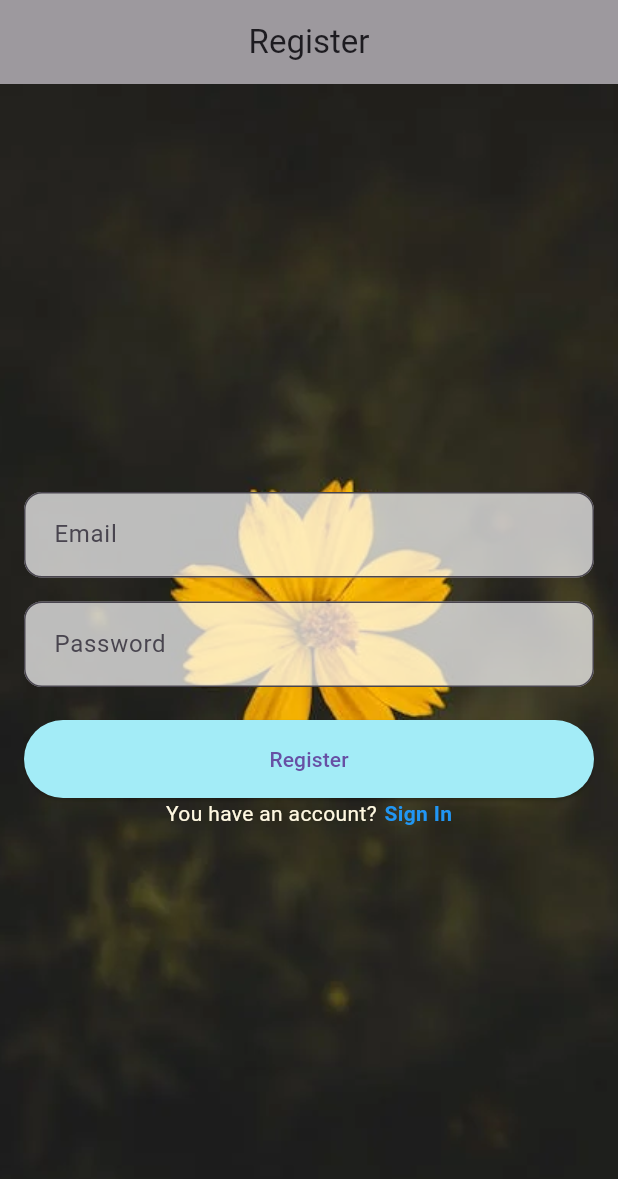
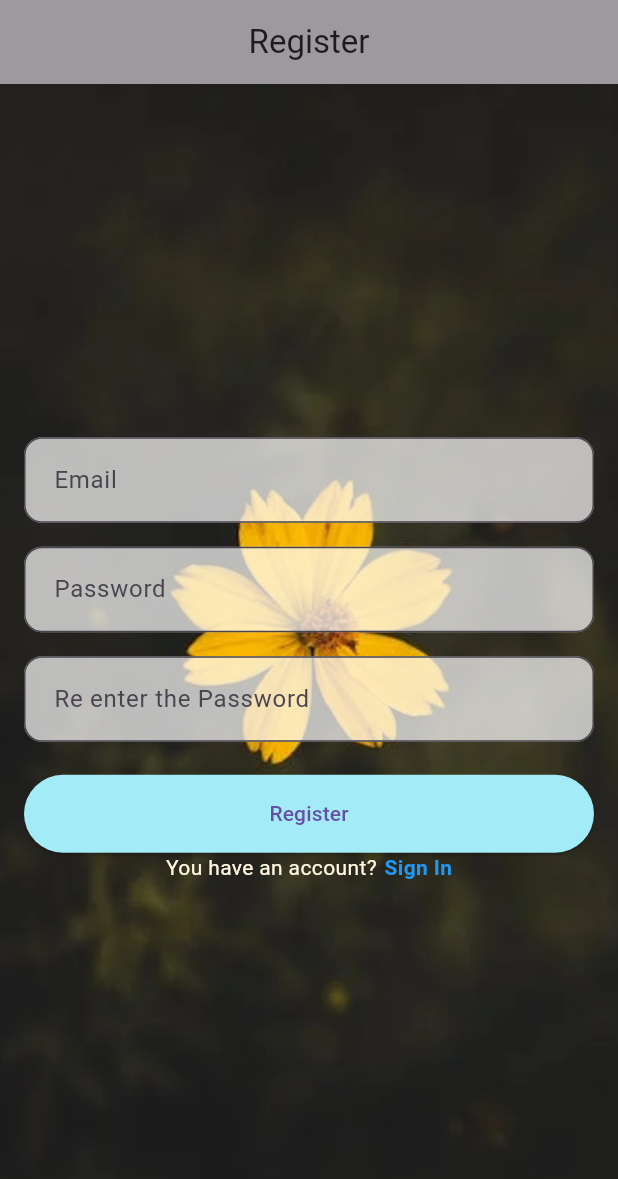
Before and after one commit to Sathiskumarssf/Socialmidia-app, a Flutter app: the screen it shows after launch, after a tap on "Login", after a tap on "Sign Up", on a phone screen of 412 x 824 dp. Shown: the top 1179 px of the screen. Run offline on Flutter 3.47's test engine with Material 3 defaults, Android fonts, the phone set to English and light mode, and no system bars; our stand-ins replace cloud_firestore, device_preview, firebase_auth, firebase_core, firebase_storage, image_picker; accounts and stored records are empty.

```diff
--- a/my_facebookapp/lib/pages/Login.dart
+++ b/my_facebookapp/lib/pages/Login.dart
@@ -1,8 +1,8 @@
 import 'package:flutter/material.dart';
 import 'package:device_preview/device_preview.dart';
 import 'package:flutter/widgets.dart';
+import 'package:firebase_auth/firebase_auth.dart';
 import 'Register.dart';
-
 
 class MyApp extends StatelessWidget {
   @override
@@ -11,7 +11,8 @@ class MyApp extends StatelessWidget {
       debugShowCheckedModeBanner: false,
       builder: DevicePreview.appBuilder, // Add the builder
       useInheritedMediaQuery: true, // Required to make it work
-      locale: DevicePreview.locale(context), // Add locale to support locale changes
+      locale:
+          DevicePreview.locale(context), // Add locale to support locale changes
       title: 'Flutter Demo',
       theme: ThemeData(
         primarySwatch: Colors.blue,
@@ -19,7 +20,7 @@ class MyApp extends StatelessWidget {
       initialRoute: '/',
       routes: {
         '/': (context) => Login(),
-        '/home': (context) => MyHomePage(),
+
       },
     );
   }
@@ -34,24 +35,29 @@ class _LoginScreenState extends State<Login> {
   final _formKey = GlobalKey<FormState>();
   final TextEditingController _emailController = TextEditingController();
   final TextEditingController _passwordController = TextEditingController();
+  final _auth = FirebaseAuth.instance;
 
-  void _login() {
+  Future<void> _login() async {
     if (_formKey.currentState!.validate()) {
       // Perform login action
-      final email = _emailController.text;
-      final password = _passwordController.text;
+      final email = _emailController.text.trim();
+      final password = _passwordController.text.trim();
+      try {
+        final user = await _auth.signInWithEmailAndPassword(
+            email: email, password: password);
+        if (user != null) {
+          Navigator.pushNamed(context, '/home');
+          print("suceess");
+        }
+      } catch (e) {
+        print(e);
+        ScaffoldMessenger.of(context).showSnackBar(
+        SnackBar(content: Text('Password incorrect',
+           style: TextStyle(color: Colors.red),
+        )),
 
-      // Placeholder for login logic
-      print('Email: $email');
-      print('Password: $password');
-
-      // Navigate to MyHomePage after login
-      Navigator.pushReplacementNamed(context, '/home');
-
-      // Display a snackbar
-      ScaffoldMessenger.of(context).showSnackBar(
-        SnackBar(content: Text('Logging in...')),
       );
+      }
     }
   }
 
@@ -80,7 +86,6 @@ class _LoginScreenState extends State<Login> {
                   crossAxisAlignment: CrossAxisAlignment.stretch,
                   children: <Widget>[
                     TextFormField(
-
                       controller: _emailController,
                       style: TextStyle(fontSize: 18.0),
                       decoration: InputDecoration(
@@ -90,7 +95,8 @@ class _LoginScreenState extends State<Login> {
                         border: OutlineInputBorder(
                           borderRadius: BorderRadius.circular(12.0),
                         ),
-                        contentPadding: EdgeInsets.symmetric(vertical: 15.0, horizontal: 16.0),
+                        contentPadding: EdgeInsets.symmetric(
+                            vertical: 15.0, horizontal: 16.0),
                       ),
                       keyboardType: TextInputType.emailAddress,
                       validator: (value) {
@@ -108,7 +114,6 @@ class _LoginScreenState extends State<Login> {
                     TextFormField(
                       controller: _passwordController,
                       style: TextStyle(fontSize: 18.0),
-
                       decoration: InputDecoration(
                         labelText: 'Password',
                         filled: true,
@@ -116,9 +121,8 @@ class _LoginScreenState extends State<Login> {
                         border: OutlineInputBorder(
                           borderRadius: BorderRadius.circular(12.0),
                         ),
-
-                        contentPadding: EdgeInsets.symmetric(vertical: 15.0, horizontal: 16.0),
-
+                        contentPadding: EdgeInsets.symmetric(
+                            vertical: 15.0, horizontal: 16.0),
                       ),
                       obscureText: true,
                       validator: (value) {
@@ -132,23 +136,21 @@ class _LoginScreenState extends State<Login> {
                     ElevatedButton(
                       onPressed: _login,
                       style: ButtonStyle(
-
-                        backgroundColor:  MaterialStateProperty.all<Color>(Color.fromARGB(255, 163, 236, 247)),
+                        backgroundColor: MaterialStateProperty.all<Color>(
+                            Color.fromARGB(255, 163, 236, 247)),
                         padding: MaterialStateProperty.all<EdgeInsetsGeometry>(
                           EdgeInsets.all(16.0), // Set padding for all states
                         ),
                       ),
-
                       child: Text('Login'),
                     ),
-
                     Row(
                       mainAxisAlignment: MainAxisAlignment.center,
                       children: [
-                      Text("you Don't have an account?",
-                      style: TextStyle(
-                        color: Colors.amber[50]
-                      ),),
+                        Text(
+                          "you Don't have an account?",
+                          style: TextStyle(color: Colors.amber[50]),
+                        ),
                         SizedBox(
                           width: 5,
                         ),
@@ -156,7 +158,8 @@ class _LoginScreenState extends State<Login> {
                           onTap: () {
                             Navigator.pushAndRemoveUntil(
                               context,
-                            MaterialPageRoute(builder: (context) => Register()),
+                              MaterialPageRoute(
+                                  builder: (context) => Register()),
                               (route) => false,
                             );
                           },
@@ -180,17 +183,3 @@ class _LoginScreenState extends State<Login> {
     );
   }
 }
-
-class MyHomePage extends StatelessWidget {
-  @override
-  Widget build(BuildContext context) {
-    return Scaffold(
-      appBar: AppBar(
-        title: Text('Home Page'),
-      ),
-      body: Center(
-        child: Text('Welcome to the Home Page!'),
-      ),
-    );
-  }
-}
--- a/my_facebookapp/lib/pages/Register.dart
+++ b/my_facebookapp/lib/pages/Register.dart
@@ -1,8 +1,7 @@
 import 'package:flutter/material.dart';
 import 'Login.dart';
 import 'package:flutter/widgets.dart';
-
-
+import 'package:firebase_auth/firebase_auth.dart';
 
 class Register extends StatefulWidget {
   @override
@@ -13,23 +12,33 @@ class _LoginScreenState extends State<Register> {
   final _formKey = GlobalKey<FormState>();
   final TextEditingController _emailController = TextEditingController();
   final TextEditingController _passwordController = TextEditingController();
+  final TextEditingController _repasswordController = TextEditingController();
+  final _auth = FirebaseAuth.instance;
 
-  void _login() {
+  Future<void> _login() async {
     if (_formKey.currentState!.validate()) {
       // Perform login action
       final email = _emailController.text;
       final password = _passwordController.text;
 
-      // Placeholder for login logic
-      print('Email: $email');
-      print('Password: $password');
+      try {
+        final newUser = await _auth.createUserWithEmailAndPassword(
+            email: email, password: password);
+        if (newUser != null) {
+          print("suceess");
+        }
+      } catch (e) {
+        print(e);
+      }
 
-      // Navigate to MyHomePage after login
-      Navigator.pushReplacementNamed(context, '/home');
+      Navigator.pushReplacementNamed(context, '/');
 
-      // Display a snackbar
+
       ScaffoldMessenger.of(context).showSnackBar(
-        SnackBar(content: Text('Logging in...')),
+        SnackBar(content: Text('Register Sucuess  ',
+           style: TextStyle(color: Colors.green),
+        )),
+
       );
     }
   }
@@ -59,7 +68,6 @@ class _LoginScreenState extends State<Register> {
                   crossAxisAlignment: CrossAxisAlignment.stretch,
                   children: <Widget>[
                     TextFormField(
-
                       controller: _emailController,
                       style: TextStyle(fontSize: 18.0),
                       decoration: InputDecoration(
@@ -69,7 +77,8 @@ class _LoginScreenState extends State<Register> {
                         border: OutlineInputBorder(
                           borderRadius: BorderRadius.circular(12.0),
                         ),
-                        contentPadding: EdgeInsets.symmetric(vertical: 15.0, horizontal: 16.0),
+                        contentPadding: EdgeInsets.symmetric(
+                            vertical: 15.0, horizontal: 16.0),
                       ),
                       keyboardType: TextInputType.emailAddress,
                       validator: (value) {
@@ -87,7 +96,6 @@ class _LoginScreenState extends State<Register> {
                     TextFormField(
                       controller: _passwordController,
                       style: TextStyle(fontSize: 18.0),
-
                       decoration: InputDecoration(
                         labelText: 'Password',
                         filled: true,
@@ -95,9 +103,30 @@ class _LoginScreenState extends State<Register> {
                         border: OutlineInputBorder(
                           borderRadius: BorderRadius.circular(12.0),
                         ),
-
-                        contentPadding: EdgeInsets.symmetric(vertical: 15.0, horizontal: 16.0),
-
+                        contentPadding: EdgeInsets.symmetric(
+                            vertical: 15.0, horizontal: 16.0),
+                      ),
+                      obscureText: true,
+                      validator: (value) {
+                        if (value == null || value.isEmpty) {
+                          return 'Please enter your password';
+                        }
+                        return null;
+                      },
+                    ),
+                    SizedBox(height: 16.0),
+                    TextFormField(
+                      controller: _repasswordController,
+                      style: TextStyle(fontSize: 18.0),
+                      decoration: InputDecoration(
+                        labelText: 'Re enter the Password',
+                        filled: true,
+                        fillColor: Colors.white70,
+                        border: OutlineInputBorder(
+                          borderRadius: BorderRadius.circular(12.0),
+                        ),
+                        contentPadding: EdgeInsets.symmetric(
+                            vertical: 15.0, horizontal: 16.0),
                       ),
                       obscureText: true,
                       validator: (value) {
@@ -111,23 +140,21 @@ class _LoginScreenState extends State<Register> {
                     ElevatedButton(
                       onPressed: _login,
                       style: ButtonStyle(
-
-                        backgroundColor:  MaterialStateProperty.all<Color>(Color.fromARGB(255, 163, 236, 247)),
+                        backgroundColor: MaterialStateProperty.all<Color>(
+                            Color.fromARGB(255, 163, 236, 247)),
                         padding: MaterialStateProperty.all<EdgeInsetsGeometry>(
                           EdgeInsets.all(16.0), // Set padding for all states
                         ),
                       ),
-
                       child: Text('Register'),
                     ),
-
                     Row(
                       mainAxisAlignment: MainAxisAlignment.center,
                       children: [
-                      Text("You have an account?",
-                      style: TextStyle(
-                        color: Colors.amber[50]
-                      ),),
+                        Text(
+                          "You have an account?",
+                          style: TextStyle(color: Colors.amber[50]),
+                        ),
                         SizedBox(
                           width: 5,
                         ),
@@ -149,7 +176,6 @@ class _LoginScreenState extends State<Register> {
                         ),
                       ],
                     ),
-
                   ],
                 ),
               ),
```
Also changed, not shown: my_facebookapp/lib/main.dart (+5 -113 lines), my_facebookapp/lib/pages/homepage/Friends.dart (added, +10 -0 lines), my_facebookapp/lib/pages/homepage/Homepage.dart (added, +114 -0 lines), my_facebookapp/lib/pages/homepage/Notification.dart (added, +10 -0 lines), my_facebookapp/lib/pages/homepage/Upload.dart (added, +131 -0 lines), my_facebookapp/lib/pages/homepage/Vidios.dart (added, +10 -0 lines), my_facebookapp/pubspec.yaml (+6 -2 lines), my_facebookapp/assets/image1.png (added), my_facebookapp/pubspec.lock, 7 other files. Lines whose indentation alone changed are shown as unchanged.
